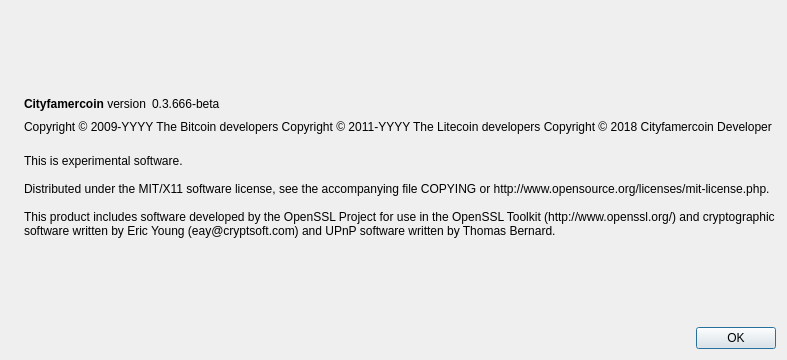
Above: src/qt/forms/aboutdialog.ui from cityfarmer-project/cityfarmer before the change. Below: the same form after it.
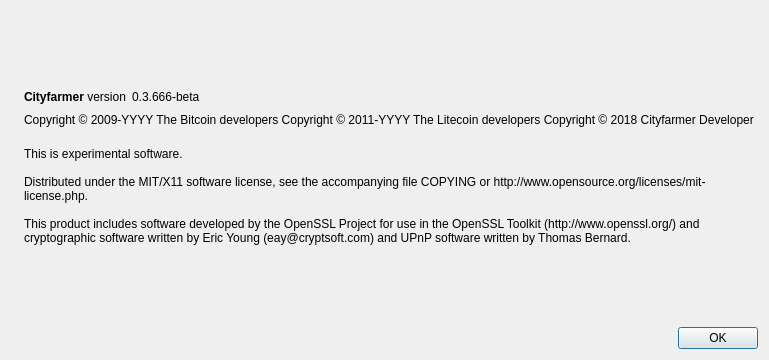
That is the form after the change. Icons and pictures are not drawn.

```diff
--- a/src/qt/forms/aboutdialog.ui
+++ b/src/qt/forms/aboutdialog.ui
@@ -50,7 +50,7 @@
           <cursorShape>IBeamCursor</cursorShape>
          </property>
          <property name="text">
-          <string>&lt;b&gt;Cityfamercoin&lt;/b&gt; version</string>
+          <string>&lt;b&gt;Cityfarmer&lt;/b&gt; version</string>
          </property>
          <property name="textInteractionFlags">
           <set>Qt::LinksAccessibleByMouse|Qt::TextSelectableByKeyboard|Qt::TextSelectableByMouse</set>
@@ -93,7 +93,7 @@
        <property name="text">
         <string notr="true">Copyright &amp;copy; 2009-YYYY The Bitcoin developers
 Copyright &amp;copy; 2011-YYYY The Litecoin developers
-Copyright &amp;copy; 2018 Cityfamercoin Developer
+Copyright &amp;copy; 2018 Cityfarmer Developer
 </string>
        </property>
        <property name="textFormat">
```
Left out of the diff: 2 changed lines with no effect on the pictures.
